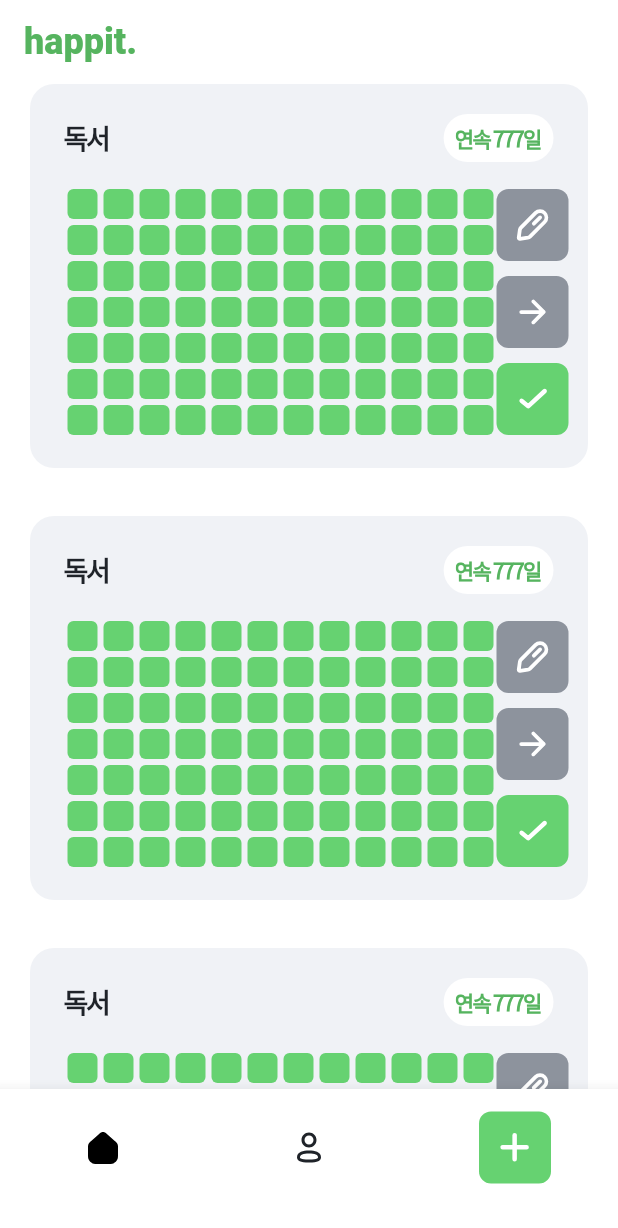
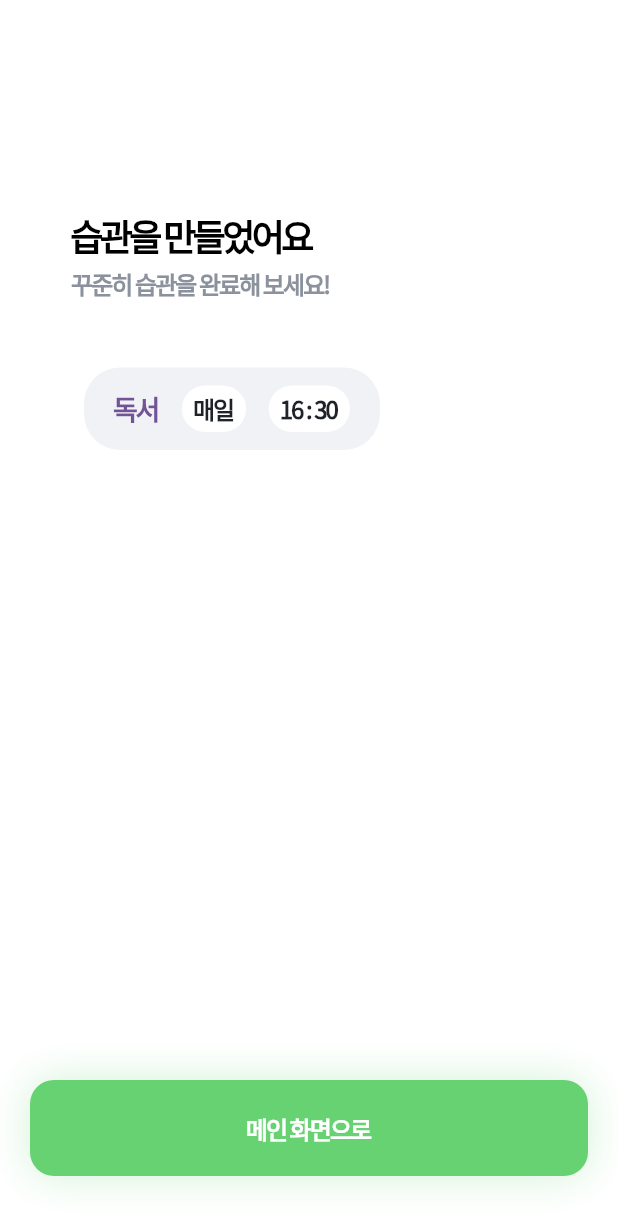
Before and after one commit to dawnfire05/happit-flutter, a Flutter app: the screen it shows after launch, on a phone screen of 412 x 824 dp. Shown: the top 1228 px of the screen. Run offline on Flutter 3.47's test engine with Material 3 defaults, Android fonts, the phone set to English and light mode, and no system bars; our stand-ins replace equatable, firebase_core, firebase_messaging, flutter_bloc, flutter_local_notifications, flutter_svg; accounts and stored records are empty; Roboto replaces fonts that are missing (Montserrat Alternates); project files that could hold a hidden picture were left out.

Commit message:
feat: add habit done page

```diff
--- a/lib/app/app.dart
+++ b/lib/app/app.dart
@@ -1,5 +1,6 @@
 import 'package:flutter/material.dart';
 import 'package:happit_flutter/routes/app_routes.dart';
+import 'package:happit_flutter/values/palette.dart';
 
 class MyApp extends StatelessWidget {
   const MyApp({super.key});
@@ -8,12 +9,12 @@ class MyApp extends StatelessWidget {
   Widget build(BuildContext context) {
     return MaterialApp(
       theme: ThemeData(
-        fontFamily: 'NotoSansKR',
-        appBarTheme: const AppBarTheme(
-          backgroundColor: Colors.white,
-        ),
-      ),
-      initialRoute: AppRoutes.home,
+          fontFamily: 'NotoSansKR',
+          appBarTheme: const AppBarTheme(
+            backgroundColor: Palette.white,
+          ),
+          scaffoldBackgroundColor: Palette.white),
+      initialRoute: AppRoutes.habitDone,
       routes: AppRoutes.routes,
     );
   }
--- a/lib/app/modules/habit/presentation/screens/add_habit_done_screen.dart
+++ b/lib/app/modules/habit/presentation/screens/add_habit_done_screen.dart
@@ -0,0 +1,136 @@
+import 'package:flutter/material.dart';
+import 'package:happit_flutter/app/modules/common/widgets/main_button.dart';
+import 'package:happit_flutter/values/palette.dart';
+
+class AddHabitDoneScreen extends StatelessWidget {
+  const AddHabitDoneScreen({super.key});
+
+  @override
+  Widget build(BuildContext context) {
+    return Scaffold(
+      body: Padding(
+        padding: const EdgeInsets.fromLTRB(20, 0, 20, 40),
+        child: Column(
+          crossAxisAlignment: CrossAxisAlignment.start,
+          mainAxisAlignment: MainAxisAlignment.spaceBetween,
+          children: [
+            Padding(
+              padding: const EdgeInsets.only(left: 48 - 20, top: 140),
+              child: Column(
+                crossAxisAlignment: CrossAxisAlignment.start,
+                children: [
+                  const Text(
+                    '습관을 만들었어요',
+                    style: TextStyle(
+                      color: Colors.black,
+                      fontSize: 24,
+                      fontFamily: 'Noto Sans KR',
+                      fontWeight: FontWeight.w700,
+                      letterSpacing: -2.40,
+                    ),
+                  ),
+                  const SizedBox(height: 4),
+                  const Text(
+                    '꾸준히 습관을 완료해 보세요!',
+                    style: TextStyle(
+                      color: Color(0xFF8C929D),
+                      fontSize: 16,
+                      fontFamily: 'Noto Sans KR',
+                      fontWeight: FontWeight.w700,
+                      letterSpacing: -1.28,
+                    ),
+                  ),
+                  const SizedBox(height: 36),
+                  Padding(
+                    padding: const EdgeInsets.all(8),
+                    child: Container(
+                      decoration: ShapeDecoration(
+                        color: Palette.black20,
+                        shape: RoundedRectangleBorder(
+                          borderRadius: BorderRadius.circular(24),
+                        ),
+                      ),
+                      child: Padding(
+                        padding: const EdgeInsets.symmetric(
+                          vertical: 12,
+                          horizontal: 20,
+                        ),
+                        child: Row(
+                          mainAxisSize: MainAxisSize.min,
+                          children: [
+                            const Text(
+                              '독서',
+                              style: TextStyle(
+                                color: Color(0xFF725496),
+                                fontSize: 18,
+                                fontFamily: 'Noto Sans KR',
+                                fontWeight: FontWeight.w700,
+                                height: 0,
+                                letterSpacing: -1.44,
+                              ),
+                            ),
+                            const SizedBox(
+                              width: 15,
+                            ),
+                            Container(
+                              decoration: ShapeDecoration(
+                                color: Palette.white,
+                                shape: RoundedRectangleBorder(
+                                  borderRadius: BorderRadius.circular(16),
+                                ),
+                              ),
+                              padding: const EdgeInsets.symmetric(
+                                horizontal: 8,
+                                vertical: 4,
+                              ),
+                              child: const Text(
+                                '매일',
+                                style: TextStyle(
+                                  color: Palette.black100,
+                                  fontSize: 16,
+                                  fontFamily: 'Noto Sans KR',
+                                  fontWeight: FontWeight.w700,
+                                  letterSpacing: -1.28,
+                                ),
+                              ),
+                            ),
+                            const SizedBox(
+                              width: 15,
+                            ),
+                            Container(
+                              decoration: ShapeDecoration(
+                                color: Palette.white,
+                                shape: RoundedRectangleBorder(
+                                  borderRadius: BorderRadius.circular(16),
+                                ),
+                              ),
+                              padding: const EdgeInsets.symmetric(
+                                horizontal: 8,
+                                vertical: 4,
+                              ),
+                              child: const Text(
+                                '16 : 30',
+                                style: TextStyle(
+                                  color: Palette.black100,
+                                  fontSize: 16,
+                                  fontFamily: 'Noto Sans KR',
+                                  fontWeight: FontWeight.w700,
+                                  letterSpacing: -1.28,
+                                ),
+                              ),
+                            )
+                          ],
+                        ),
+                      ),
+                    ),
+                  )
+                ],
+              ),
+            ),
+            const MainButton(text: '메인 화면으로'),
+          ],
+        ),
+      ),
+    );
+  }
+}
--- a/lib/main.dart
+++ b/lib/main.dart
@@ -5,7 +5,6 @@ import 'package:flutter/material.dart';
 import 'package:flutter_local_notifications/flutter_local_notifications.dart';
 import 'package:happit_flutter/app/app.dart';
 import 'package:firebase_core/firebase_core.dart';
-import 'firebase_options.dart';
 
 //백그라운드 알림 수신
 @pragma('vm:entry-point')
--- a/lib/routes/app_routes.dart
+++ b/lib/routes/app_routes.dart
@@ -1,4 +1,5 @@
 import 'package:flutter/material.dart';
+import 'package:happit_flutter/app/modules/habit/presentation/screens/add_habit_done_screen.dart';
 import 'package:happit_flutter/app/modules/habit/presentation/screens/add_habit_screen.dart';
 import 'package:happit_flutter/app/modules/habit/presentation/screens/home_screen.dart';
 import 'package:happit_flutter/app/modules/auth/presentation/screens/login_screen.dart';
@@ -7,10 +8,12 @@ class AppRoutes {
   static const String home = "/";
   static const String login = "/login";
   static const String habitNew = "/habit/add";
+  static const String habitDone = "/haabit/add/done";
 
   static Map<String, WidgetBuilder> routes = {
     home: (context) => const HomeScreen(),
     login: (context) => const LoginScreen(),
     habitNew: (context) => const AddHabitScreen(),
+    habitDone: (context) => const AddHabitDoneScreen(),
   };
 }
--- /dev/null
+++ b/lib/values/palette.dart
@@ -0,0 +1,8 @@
+import 'dart:ui';
+
+abstract class Palette {
+  Palette._();
+  static const white = Color(0xFFFFFFFF);
+  static const black20 = Color(0xFFF0F2F6);
+  static const black100 = Color(0xFF1F2329);
+}
```
